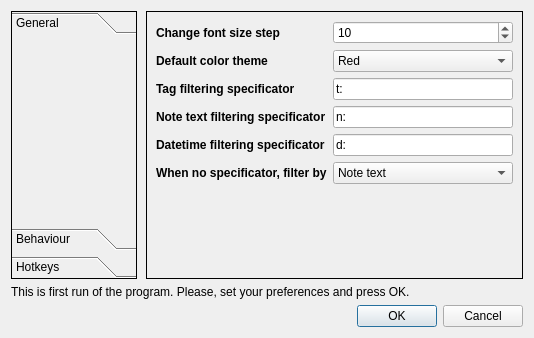
Above: src/settings/settingsdialog.ui from graninas/WhiteLightNotes before the change. Below: the same form after it.
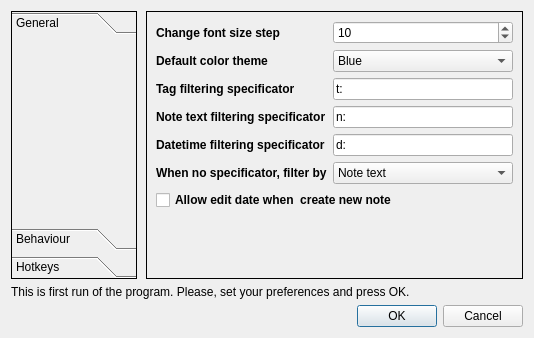
That is the form after the change. The open tabs and pages were chosen to show the change. Icons and pictures are not drawn.

```diff
--- a/src/settings/settingsdialog.ui
+++ b/src/settings/settingsdialog.ui
@@ -287,11 +287,6 @@
            </item>
            <item row="1" column="1">
             <widget class="QComboBox" name="cb_DefaultColorTheme">
-             <item>
-              <property name="text">
-               <string>Red</string>
-              </property>
-             </item>
              <item>
               <property name="text">
                <string>Blue</string>
@@ -396,6 +391,19 @@
              </item>
             </widget>
            </item>
+           <item row="6" column="0" colspan="2">
+            <widget class="QCheckBox" name="cb_AllowEditDateWhenNewNote">
+             <property name="font">
+              <font>
+               <weight>75</weight>
+               <bold>true</bold>
+              </font>
+             </property>
+             <property name="text">
+              <string>Allow edit date when  create new note</string>
+             </property>
+            </widget>
+           </item>
           </layout>
          </item>
         </layout>
```
Left out of the diff: 5 changed lines with no effect on the pictures.
